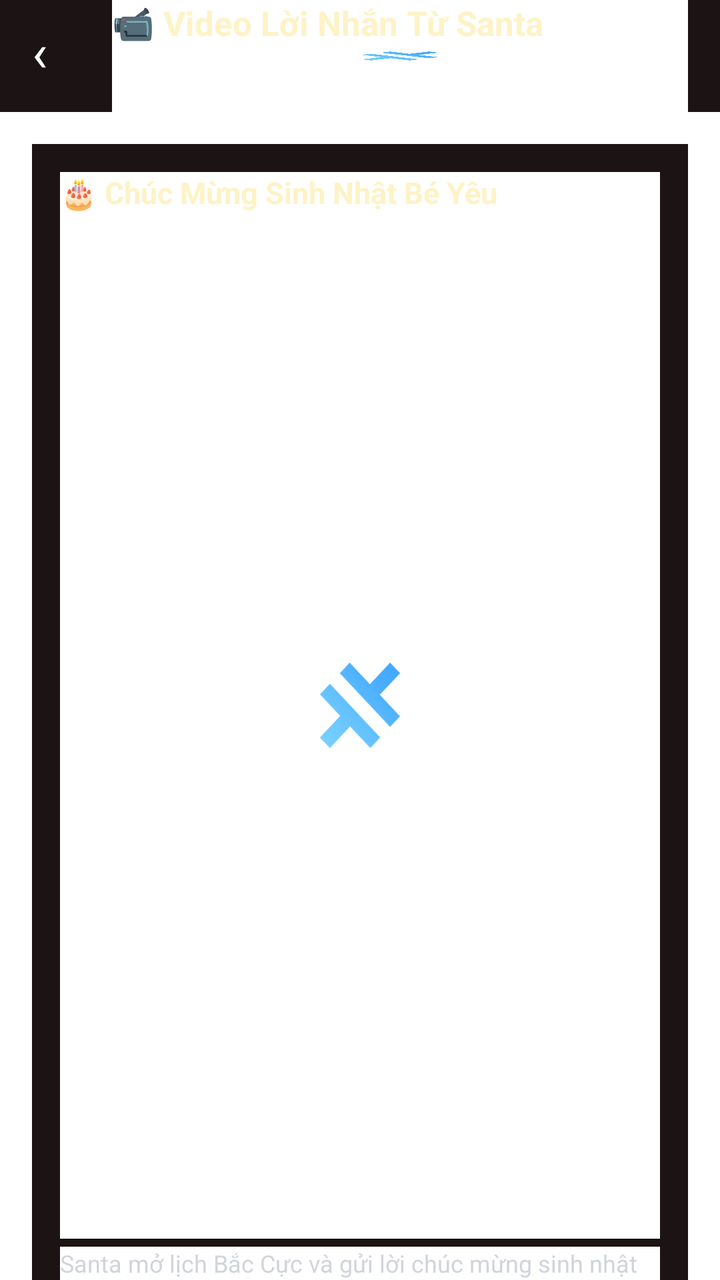
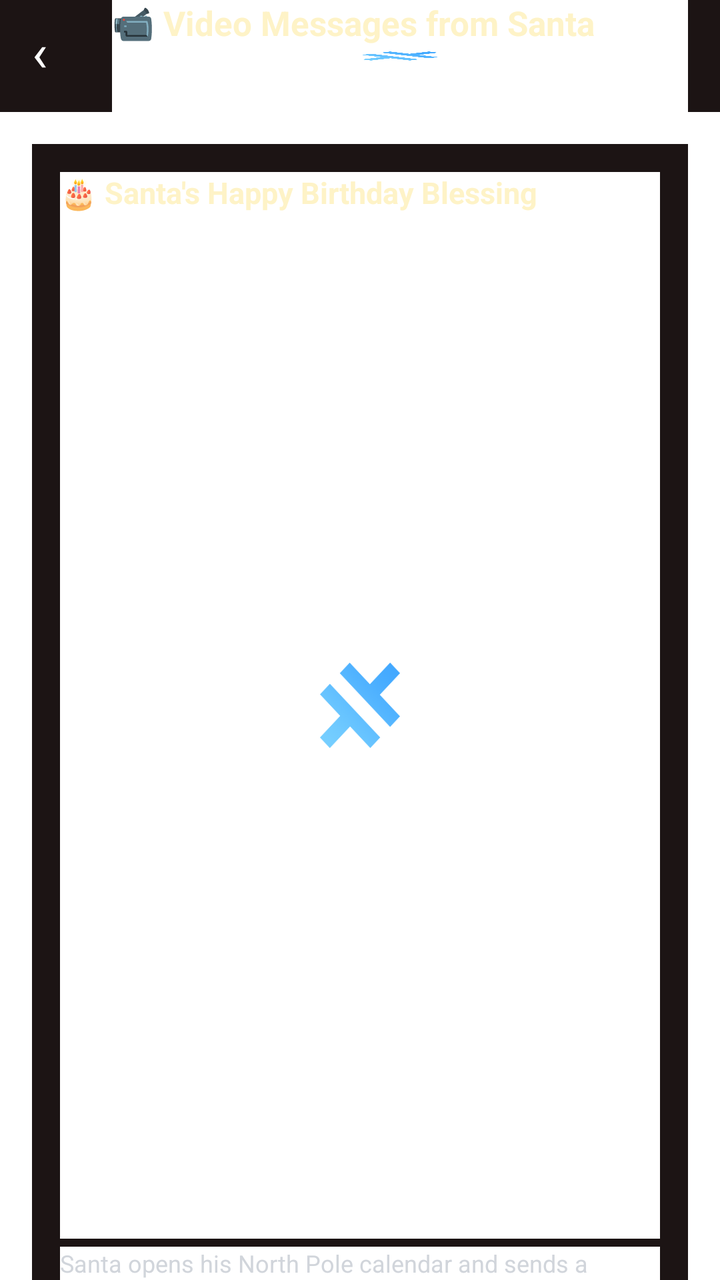

An Android layout rendered at two revisions. The XML below is the earlier revision; the diff shows what the commit changed to produce the second picture.
<!-- AndroidManifest.xml: activity theme AppTheme.NoActionBarLaunch -->
<!-- res/layout/activity_video_messages.xml -->
<?xml version="1.0" encoding="utf-8"?>
<LinearLayout xmlns:android="http://schemas.android.com/apk/res/android"
    android:layout_width="match_parent"
    android:layout_height="match_parent"
    android:background="#0A0708"
    android:orientation="vertical">

    
    <LinearLayout
        android:layout_width="match_parent"
        android:layout_height="56dp"
        android:background="#1C1414"
        android:gravity="center_vertical"
        android:orientation="horizontal"
        android:paddingStart="16dp"
        android:paddingEnd="16dp">

        <Button
            android:id="@+id/btnBackFromVideoMessages"
            android:layout_width="40dp"
            android:layout_height="40dp"
            android:background="?android:attr/selectableItemBackgroundBorderless"
            android:text="‹"
            android:textColor="#FFFFFF"
            android:textSize="26sp" />

        <TextView
            android:layout_width="0dp"
            android:layout_height="wrap_content"
            android:layout_weight="1"
            android:text="📹 Video Lời Nhắn Từ Santa"
            android:textColor="#FEF3C7"
            android:textSize="17sp"
            android:textStyle="bold" />
    </LinearLayout>

    <ScrollView
        android:layout_width="match_parent"
        android:layout_height="match_parent"
        android:fillViewport="true">

        <LinearLayout
            android:layout_width="match_parent"
            android:layout_height="wrap_content"
            android:orientation="vertical"
            android:padding="16dp">

            
            <LinearLayout
                android:id="@+id/cardVideoBirthday"
                android:layout_width="match_parent"
                android:layout_height="wrap_content"
                android:background="#1C1414"
                android:orientation="vertical"
                android:padding="14dp"
                android:layout_marginBottom="14dp">

                <TextView
                    android:layout_width="wrap_content"
                    android:layout_height="wrap_content"
                    android:text="🎂 Chúc Mừng Sinh Nhật Bé Yêu"
                    android:textColor="#FEF3C7"
                    android:textSize="15sp"
                    android:textStyle="bold" />

                <TextView
                    android:layout_width="wrap_content"
                    android:layout_height="wrap_content"
                    android:layout_marginTop="4dp"
                    android:text="Santa mở lịch Bắc Cực và gửi lời chúc mừng sinh nhật kỳ diệu dành riêng cho bé"
                    android:textColor="#D1D5DB"
                    android:textSize="12sp" />

                <Button
                    android:id="@+id/btnPlayVideoBirthday"
                    android:layout_width="match_parent"
                    android:layout_height="42dp"
                    android:layout_marginTop="10dp"
                    android:backgroundTint="#DC2626"
                    android:text="Xem Video Sinh Nhật 🎬"
                    android:textColor="#FFFFFF"
                    android:textSize="12sp"
                    android:textStyle="bold" />
            </LinearLayout>

            
            <LinearLayout
                android:id="@+id/cardVideoNiceBook"
                android:layout_width="match_parent"
                android:layout_height="wrap_content"
                android:background="#1C1414"
                android:orientation="vertical"
                android:padding="14dp"
                android:layout_marginBottom="14dp">

                <TextView
                    android:layout_width="wrap_content"
                    android:layout_height="wrap_content"
                    android:text="📖 Cuốn Sổ Bé Ngoan Của Santa"
                    android:textColor="#FEF3C7"
                    android:textSize="15sp"
                    android:textStyle="bold" />

                <TextView
                    android:layout_width="wrap_content"
                    android:layout_height="wrap_content"
                    android:layout_marginTop="4dp"
                    android:text="Santa lật từng trang sách vàng tìm tên bé trong danh sách được nhận quà Noel"
                    android:textColor="#D1D5DB"
                    android:textSize="12sp" />

                <Button
                    android:id="@+id/btnPlayVideoNiceBook"
                    android:layout_width="match_parent"
                    android:layout_height="42dp"
                    android:layout_marginTop="10dp"
                    android:backgroundTint="#DC2626"
                    android:text="Xem Video Sổ Bé Ngoan 🎬"
                    android:textColor="#FFFFFF"
                    android:textSize="12sp"
                    android:textStyle="bold" />
            </LinearLayout>

            
            <LinearLayout
                android:id="@+id/cardVideoSleigh"
                android:layout_width="match_parent"
                android:layout_height="wrap_content"
                android:background="#1C1414"
                android:orientation="vertical"
                android:padding="14dp"
                android:layout_marginBottom="14dp">

                <TextView
                    android:layout_width="wrap_content"
                    android:layout_height="wrap_content"
                    android:text="🦌 Chuyến Bay Cỗ Xe Tuần Lộc"
                    android:textColor="#FEF3C7"
                    android:textSize="15sp"
                    android:textStyle="bold" />

                <TextView
                    android:layout_width="wrap_content"
                    android:layout_height="wrap_content"
                    android:layout_marginTop="4dp"
                    android:text="Theo chân Santa và tuần lộc Rudolph bay qua những đám mây tuyết trắng mang quà tới"
                    android:textColor="#D1D5DB"
                    android:textSize="12sp" />

                <Button
                    android:id="@+id/btnPlayVideoSleigh"
                    android:layout_width="match_parent"
                    android:layout_height="42dp"
                    android:layout_marginTop="10dp"
                    android:backgroundTint="#DC2626"
                    android:text="Xem Video Cỗ Xe Bay 🎬"
                    android:textColor="#FFFFFF"
                    android:textSize="12sp"
                    android:textStyle="bold" />
            </LinearLayout>

            
            <LinearLayout
                android:id="@+id/cardVideoLetter"
                android:layout_width="match_parent"
                android:layout_height="wrap_content"
                android:background="#1C1414"
                android:orientation="vertical"
                android:padding="14dp"
                android:layout_marginBottom="14dp">

                <TextView
                    android:layout_width="wrap_content"
                    android:layout_height="wrap_content"
                    android:text="✉️ Santa Đọc Thư Giáng Sinh"
                    android:textColor="#FEF3C7"
                    android:textSize="15sp"
                    android:textStyle="bold" />

                <TextView
                    android:layout_width="wrap_content"
                    android:layout_height="wrap_content"
                    android:layout_marginTop="4dp"
                    android:text="Santa ngồi bên lò sưởi ấm áp đọc từng dòng thư và điều ước của các em nhỏ"
                    android:textColor="#D1D5DB"
                    android:textSize="12sp" />

                <Button
                    android:id="@+id/btnPlayVideoLetter"
                    android:layout_width="match_parent"
                    android:layout_height="42dp"
                    android:layout_marginTop="10dp"
                    android:backgroundTint="#DC2626"
                    android:text="Xem Video Đọc Thư 🎬"
                    android:textColor="#FFFFFF"
                    android:textSize="12sp"
                    android:textStyle="bold" />
            </LinearLayout>

        </LinearLayout>
    </ScrollView>
</LinearLayout>
<!-- resources referenced by this layout -->
<resources>
  <style name="AppTheme.NoActionBarLaunch" parent="Theme.SplashScreen">
          <item name="android:background">@drawable/splash</item>
      </style>
  <!-- drawable splash: png bitmap (drawable, 4040 bytes) -->
</resources>

<!-- the commit's change to res/layout/activity_video_messages.xml (unified diff, before → after) -->
@@ -28,7 +28,7 @@
             android:layout_width="0dp"
             android:layout_height="wrap_content"
             android:layout_weight="1"
-            android:text="📹 Video Lời Nhắn Từ Santa"
+            android:text="📹 Video Messages from Santa"
             android:textColor="#FEF3C7"
             android:textSize="17sp"
             android:textStyle="bold" />
@@ -58,16 +58,16 @@
                 <TextView
                     android:layout_width="wrap_content"
                     android:layout_height="wrap_content"
-                    android:text="🎂 Chúc Mừng Sinh Nhật Bé Yêu"
-                    android:textColor="#FEF3C7"
-                    android:textSize="15sp"
-                    android:textStyle="bold" />
-
-                <TextView
-                    android:layout_width="wrap_content"
-                    android:layout_height="wrap_content"
-                    android:layout_marginTop="4dp"
-                    android:text="Santa mở lịch Bắc Cực và gửi lời chúc mừng sinh nhật kỳ diệu dành riêng cho bé"
+                    android:text="🎂 Santa's Happy Birthday Blessing"
+                    android:textColor="#FEF3C7"
+                    android:textSize="15sp"
+                    android:textStyle="bold" />
+
+                <TextView
+                    android:layout_width="wrap_content"
+                    android:layout_height="wrap_content"
+                    android:layout_marginTop="4dp"
+                    android:text="Santa opens his North Pole calendar and sends a magical birthday wish"
                     android:textColor="#D1D5DB"
                     android:textSize="12sp" />
 
@@ -77,7 +77,7 @@
                     android:layout_height="42dp"
                     android:layout_marginTop="10dp"
                     android:backgroundTint="#DC2626"
-                    android:text="Xem Video Sinh Nhật 🎬"
+                    android:text="Watch Birthday Video 🎬"
                     android:textColor="#FFFFFF"
                     android:textSize="12sp"
                     android:textStyle="bold" />
@@ -96,16 +96,16 @@
                 <TextView
                     android:layout_width="wrap_content"
                     android:layout_height="wrap_content"
-                    android:text="📖 Cuốn Sổ Bé Ngoan Của Santa"
-                    android:textColor="#FEF3C7"
-                    android:textSize="15sp"
-                    android:textStyle="bold" />
-
-                <TextView
-                    android:layout_width="wrap_content"
-                    android:layout_height="wrap_content"
-                    android:layout_marginTop="4dp"
-                    android:text="Santa lật từng trang sách vàng tìm tên bé trong danh sách được nhận quà Noel"
+                    android:text="📖 Santa's Golden Nice List Book"
+                    android:textColor="#FEF3C7"
+                    android:textSize="15sp"
+                    android:textStyle="bold" />
+
+                <TextView
+                    android:layout_width="wrap_content"
+                    android:layout_height="wrap_content"
+                    android:layout_marginTop="4dp"
+                    android:text="Santa flips through his golden book searching for your name on the Nice List"
                     android:textColor="#D1D5DB"
                     android:textSize="12sp" />
 
@@ -115,7 +115,7 @@
                     android:layout_height="42dp"
                     android:layout_marginTop="10dp"
                     android:backgroundTint="#DC2626"
-                    android:text="Xem Video Sổ Bé Ngoan 🎬"
+                    android:text="Watch Nice List Video 🎬"
                     android:textColor="#FFFFFF"
                     android:textSize="12sp"
                     android:textStyle="bold" />
@@ -134,16 +134,16 @@
                 <TextView
                     android:layout_width="wrap_content"
                     android:layout_height="wrap_content"
-                    android:text="🦌 Chuyến Bay Cỗ Xe Tuần Lộc"
-                    android:textColor="#FEF3C7"
-                    android:textSize="15sp"
-                    android:textStyle="bold" />
-
-                <TextView
-                    android:layout_width="wrap_content"
-                    android:layout_height="wrap_content"
-                    android:layout_marginTop="4dp"
-                    android:text="Theo chân Santa và tuần lộc Rudolph bay qua những đám mây tuyết trắng mang quà tới"
+                    android:text="🦌 Magical Sleigh Flight Across Stars"
+                    android:textColor="#FEF3C7"
+                    android:textSize="15sp"
+                    android:textStyle="bold" />
+
+                <TextView
+                    android:layout_width="wrap_content"
+                    android:layout_height="wrap_content"
+                    android:layout_marginTop="4dp"
+                    android:text="Fly alongside Santa and Rudolph through snowy clouds delivering gifts"
                     android:textColor="#D1D5DB"
                     android:textSize="12sp" />
 
@@ -153,7 +153,7 @@
                     android:layout_height="42dp"
                     android:layout_marginTop="10dp"
                     android:backgroundTint="#DC2626"
-                    android:text="Xem Video Cỗ Xe Bay 🎬"
+                    android:text="Watch Sleigh Flight Video 🎬"
                     android:textColor="#FFFFFF"
                     android:textSize="12sp"
                     android:textStyle="bold" />
@@ -172,16 +172,16 @@
                 <TextView
                     android:layout_width="wrap_content"
                     android:layout_height="wrap_content"
-                    android:text="✉️ Santa Đọc Thư Giáng Sinh"
-                    android:textColor="#FEF3C7"
-                    android:textSize="15sp"
-                    android:textStyle="bold" />
-
-                <TextView
-                    android:layout_width="wrap_content"
-                    android:layout_height="wrap_content"
-                    android:layout_marginTop="4dp"
-                    android:text="Santa ngồi bên lò sưởi ấm áp đọc từng dòng thư và điều ước của các em nhỏ"
+                    android:text="✉️ Santa Reading Christmas Letters"
+                    android:textColor="#FEF3C7"
+                    android:textSize="15sp"
+                    android:textStyle="bold" />
+
+                <TextView
+                    android:layout_width="wrap_content"
+                    android:layout_height="wrap_content"
+                    android:layout_marginTop="4dp"
+                    android:text="Santa sits by the cozy fireplace reading letters and wishes from children"
                     android:textColor="#D1D5DB"
                     android:textSize="12sp" />
 
@@ -191,7 +191,7 @@
                     android:layout_height="42dp"
                     android:layout_marginTop="10dp"
                     android:backgroundTint="#DC2626"
-                    android:text="Xem Video Đọc Thư 🎬"
+                    android:text="Watch Reading Letter Video 🎬"
                     android:textColor="#FFFFFF"
                     android:textSize="12sp"
                     android:textStyle="bold" />
